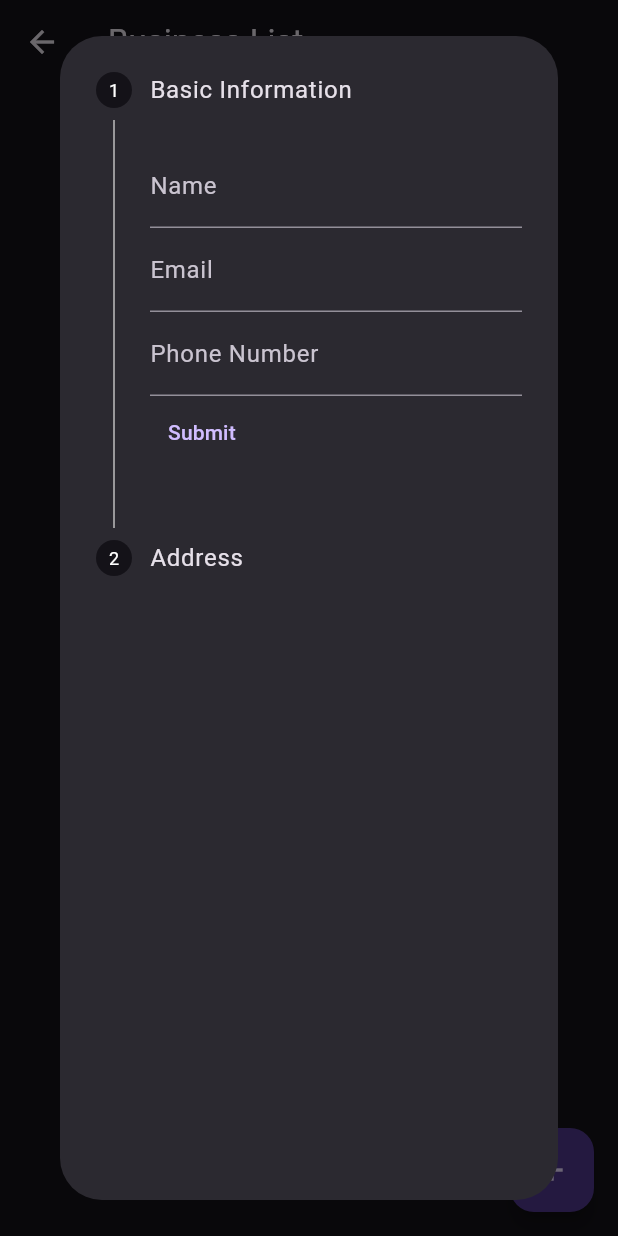
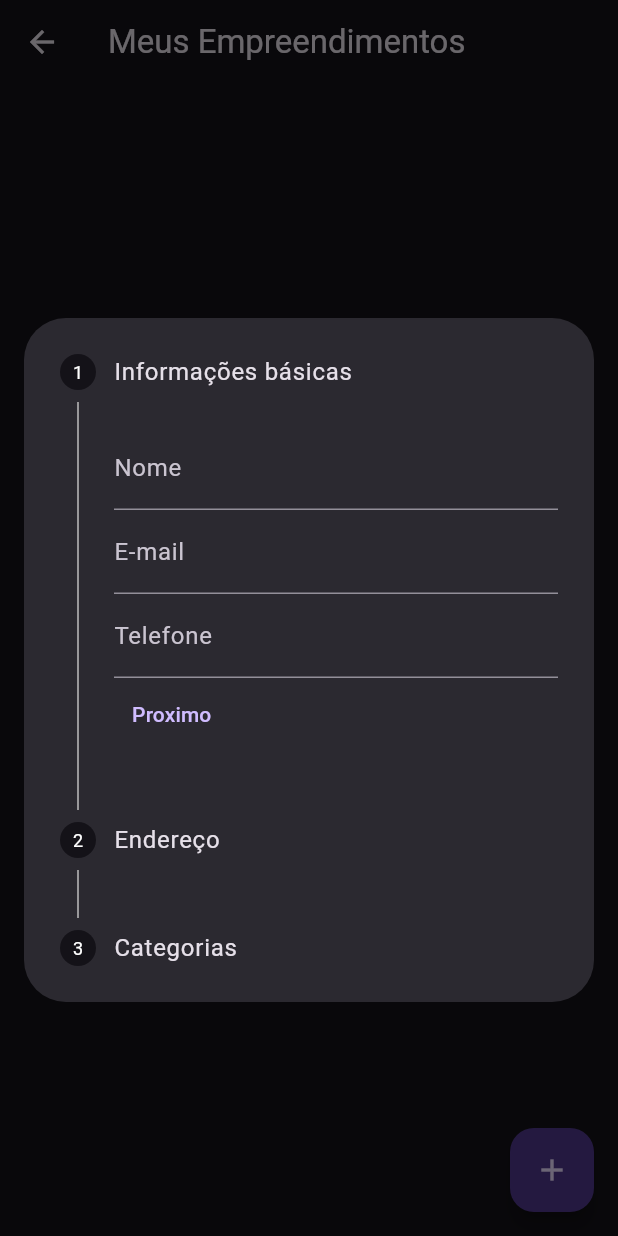
Before and after one commit to JoaoPauloUbaF/marba_project, a Flutter app: the BusinessListScreen screen opened by its route, after a tap on the "add" icon, on a phone screen of 412 x 824 dp. Run offline on Flutter 3.47's test engine with Material 3 defaults, Android fonts, the light colour scheme and no system bars; our stand-ins replace cloud_firestore, firebase_auth, firebase_core, flutter_masked_text2, flutter_riverpod, freezed_annotation and 3 more; missing offline and left inert: firebase_ui_auth, firebase_ui_localizations; accounts and stored records are empty; generated files the repository leaves out were written again.

Commit message:
feat: business creation stepper

```diff
--- a/lib/src/features/business_profile/presentation/business_list_screen.dart
+++ b/lib/src/features/business_profile/presentation/business_list_screen.dart
@@ -10,7 +10,7 @@ class BusinessListScreen extends ConsumerWidget {
   Widget build(BuildContext context, WidgetRef ref) {
     return Scaffold(
       appBar: AppBar(
-        title: const Text('Business List'),
+        title: const Text('Meus Empreendimentos'),
       ),
       body: ListView(
         children: [
@@ -23,7 +23,13 @@ class BusinessListScreen extends ConsumerWidget {
             context: context,
             builder: (context) {
               return Dialog(
-                child: AddBusinessStepperWidget(),
+                insetPadding: EdgeInsets.only(
+                  top: AppBar().preferredSize.height,
+                  left: 16,
+                  right: 16,
+                ),
+                child:
+                    AddBusinessStepperWidget(), //TODO: Business screen controller
               );
             },
           );
--- a/lib/src/features/business_profile/presentation/components/add_business_stepper_widget.dart
+++ b/lib/src/features/business_profile/presentation/components/add_business_stepper_widget.dart
@@ -1,9 +1,14 @@
 import 'package:flutter/material.dart';
+import 'package:flutter_masked_text2/flutter_masked_text2.dart';
 import 'package:project_marba/src/shared/models/business/business.dart';
 import 'package:project_marba/src/shared/models/address/address.dart';
 
+import 'business_category_cards_widget.dart';
+
 class AddBusinessStepperWidget extends StatefulWidget {
-  const AddBusinessStepperWidget({Key? key}) : super(key: key);
+  AddBusinessStepperWidget({Key? key, this.businessProfileController})
+      : super(key: key);
+  final businessProfileController;
 
   @override
   _AddBusinessStepperWidgetState createState() =>
@@ -20,6 +25,7 @@ class _AddBusinessStepperWidgetState extends State<AddBusinessStepperWidget> {
   late TextEditingController _cityController;
   late TextEditingController _stateController;
   late TextEditingController _zipCodeController;
+  late Set<BusinessCategory> _selectedCategories;
 
   int _currentStep = 0;
 
@@ -28,13 +34,14 @@ class _AddBusinessStepperWidgetState extends State<AddBusinessStepperWidget> {
     super.initState();
     _nameController = TextEditingController();
     _emailController = TextEditingController();
-    _phoneController = TextEditingController();
+    _phoneController = MaskedTextController(mask: '(00) 00000-0000');
     _streetController = TextEditingController();
-    _numberController = TextEditingController();
+    _numberController = MaskedTextController(mask: '00000');
     _neighborhoodController = TextEditingController();
     _cityController = TextEditingController();
     _stateController = TextEditingController();
-    _zipCodeController = TextEditingController();
+    _zipCodeController = MaskedTextController(mask: '00000-000');
+    _selectedCategories = {};
   }
 
   @override
@@ -66,7 +73,7 @@ class _AddBusinessStepperWidgetState extends State<AddBusinessStepperWidget> {
         zipCode: _zipCodeController.text,
       ),
       status: BusinessStatus.pending,
-      type: BusinessType.service,
+      category: {BusinessCategory.clothing, BusinessCategory.services},
       offersIds: {},
     );
 
@@ -75,31 +82,96 @@ class _AddBusinessStepperWidgetState extends State<AddBusinessStepperWidget> {
     Navigator.of(context).pop();
   }
 
+  List<Step> get steps {
+    return [
+      Step(
+        title: const Text('Informações básicas'),
+        content: Column(
+          children: [
+            TextFormField(
+              controller: _nameController,
+              decoration: const InputDecoration(labelText: 'Nome'),
+            ),
+            TextFormField(
+              controller: _emailController,
+              decoration: const InputDecoration(labelText: 'E-mail'),
+            ),
+            TextFormField(
+              controller: _phoneController,
+              decoration: const InputDecoration(labelText: 'Telefone'),
+            ),
+          ],
+        ),
+      ),
+      Step(
+        title: const Text('Endereço'),
+        content: Column(
+          children: [
+            TextFormField(
+              controller: _streetController,
+              decoration: const InputDecoration(labelText: 'Rua'),
+            ),
+            TextFormField(
+              controller: _numberController,
+              decoration: const InputDecoration(labelText: 'Número'),
+            ),
+            TextFormField(
+              controller: _neighborhoodController,
+              decoration: const InputDecoration(labelText: 'Bairro'),
+            ),
+            TextFormField(
+              controller: _cityController,
+              decoration: const InputDecoration(labelText: 'Cidade'),
+            ),
+            TextFormField(
+              controller: _stateController,
+              decoration: const InputDecoration(labelText: 'Estado'),
+            ),
+            TextFormField(
+              controller: _zipCodeController,
+              decoration: const InputDecoration(labelText: 'CEP'),
+            ),
+          ],
+        ),
+      ),
+      Step(
+        title: const Text('Categorias'),
+        content: BusinessCategoryCards(selectedCategories: _selectedCategories),
+      ),
+    ];
+  }
+
   @override
   Widget build(BuildContext context) {
-    return SizedBox(
-      height: MediaQuery.of(context).size.height,
-      width: MediaQuery.of(context).size.width,
-      child: Stepper(
+    return Stepper(
       type: StepperType.vertical,
       currentStep: _currentStep,
       controlsBuilder: (context, details) => Row(
         children: [
-            if (_currentStep > 0)
+          if (_currentStep < steps.length - 1)
+            TextButton(
+              onPressed: () {
+                setState(() {
+                  _currentStep += 1;
+                });
+              },
+              child: const Text('Proximo'),
+            ),
+          if (_currentStep > 0 && _currentStep < steps.length - 1)
             TextButton(
               onPressed: () {
                 setState(() {
                   _currentStep -= 1;
                 });
               },
-                child: const Text('Back'),
+              child: const Text('Voltar'),
             ),
-            if (_currentStep < 1)
+          if (_currentStep == steps.length - 1)
             TextButton(
               onPressed: () {
                 _submitForm();
               },
-                child: const Text('Submit'),
+              child: const Text('Salvar'),
             ),
         ],
       ),
@@ -120,61 +192,7 @@ class _AddBusinessStepperWidgetState extends State<AddBusinessStepperWidget> {
           _currentStep = index;
         });
       },
-        steps: [
-          Step(
-            title: Text('Basic Information'),
-            content: Column(
-              crossAxisAlignment: CrossAxisAlignment.start,
-              children: [
-                TextFormField(
-                  controller: _nameController,
-                  decoration: InputDecoration(labelText: 'Name'),
-                ),
-                TextFormField(
-                  controller: _emailController,
-                  decoration: InputDecoration(labelText: 'Email'),
-                ),
-                TextFormField(
-                  controller: _phoneController,
-                  decoration: InputDecoration(labelText: 'Phone Number'),
-                ),
-              ],
-            ),
-          ),
-          Step(
-            title: Text('Address'),
-            content: Column(
-              crossAxisAlignment: CrossAxisAlignment.start,
-              children: [
-                TextFormField(
-                  controller: _streetController,
-                  decoration: InputDecoration(labelText: 'Street'),
-                ),
-                TextFormField(
-                  controller: _numberController,
-                  decoration: InputDecoration(labelText: 'Number'),
-                ),
-                TextFormField(
-                  controller: _neighborhoodController,
-                  decoration: InputDecoration(labelText: 'Neighborhood'),
-                ),
-                TextFormField(
-                  controller: _cityController,
-                  decoration: InputDecoration(labelText: 'City'),
-                ),
-                TextFormField(
-                  controller: _stateController,
-                  decoration: InputDecoration(labelText: 'State'),
-                ),
-                TextFormField(
-                  controller: _zipCodeController,
-                  decoration: InputDecoration(labelText: 'Zip Code'),
-                ),
-              ],
-            ),
-          ),
-        ],
-      ),
+      steps: steps,
     );
   }
 }
--- /dev/null
+++ b/lib/src/features/business_profile/presentation/components/business_category_cards_widget.dart
@@ -0,0 +1,64 @@
+import 'package:flutter/material.dart';
+import '../../../../shared/models/business/business.dart';
+
+class BusinessCategoryCards extends StatefulWidget {
+  late Set<BusinessCategory> selectedCategories;
+
+  BusinessCategoryCards({required this.selectedCategories});
+
+  @override
+  _BusinessCategoryCardsState createState() => _BusinessCategoryCardsState();
+}
+
+class _BusinessCategoryCardsState extends State<BusinessCategoryCards> {
+  // Mapa de traduções
+  Map<String, String> translations = {
+    'aesthetics': 'Estética',
+    'entertainment': 'Entretenimento',
+    'cooking': 'Culinária',
+    'transport': 'Transporte',
+    'food': 'Alimentos',
+    'clothing': 'Vestuário',
+    'electronics': 'Eletrônicos',
+    'services': 'Serviços',
+  };
+
+  // Função para capitalizar a primeira letra
+  String capitalize(String s) => s[0].toUpperCase() + s.substring(1);
+
+  @override
+  Widget build(BuildContext context) {
+    return Wrap(
+      spacing: 8.0, // gap between adjacent chips
+      runSpacing: 4.0, // gap between lines
+      children: BusinessCategory.values.map((category) {
+        bool isSelected = widget.selectedCategories.contains(category);
+        String categoryName = category.toString().split('.').last;
+        // Traduzir e capitalizar a categoria
+        String translatedCategory = translations[categoryName] ?? categoryName;
+        translatedCategory = capitalize(translatedCategory);
+        return GestureDetector(
+          onTap: () {
+            setState(() {
+              if (isSelected) {
+                widget.selectedCategories.remove(category);
+              } else {
+                widget.selectedCategories.add(category);
+              }
+            });
+          },
+          child: Card(
+            color: isSelected ? Colors.blue : null,
+            child: Padding(
+              padding: const EdgeInsets.all(8.0),
+              child: Text(
+                translatedCategory,
+                style: const TextStyle(fontSize: 12),
+              ),
+            ),
+          ),
+        );
+      }).toList(),
+    );
+  }
+}
--- a/lib/src/features/feed/presentation/screens/home_screen.dart
+++ b/lib/src/features/feed/presentation/screens/home_screen.dart
@@ -1,5 +1,4 @@
 import 'package:firebase_auth/firebase_auth.dart';
-import 'package:firebase_core/firebase_core.dart';
 import 'package:flutter/material.dart';
 import 'package:project_marba/src/features/darkmode/presentation/components/theme_switch_widget.dart';
 
--- a/lib/src/features/user_profile/data/user_firestore_profile_data_provider.dart
+++ b/lib/src/features/user_profile/data/user_firestore_profile_data_provider.dart
@@ -2,7 +2,7 @@ import 'package:cloud_firestore/cloud_firestore.dart';
 import 'package:firebase_auth/firebase_auth.dart';
 import 'package:project_marba/src/features/user_profile/data/user_profile_data_repository.dart';
 import 'package:project_marba/src/shared/models/address/address.dart';
-import 'package:project_marba/src/shared/models/user/user.dart';
+import 'package:project_marba/src/shared/models/user/user_model.dart';
 import 'package:flutter_riverpod/flutter_riverpod.dart';
 
 final firestoreProfileDataProvider = Provider<ProfileDataRepository>((ref) {
@@ -61,6 +61,7 @@ class FirestoreProfileDataRepository implements ProfileDataRepository {
         displayName: data['displayName'],
         phoneNumber: data['phoneNumber'],
         address: Address.fromJson(data['address']),
+        isBusinessOwner: false,
       );
     } else {
       return null;
--- a/lib/src/features/user_profile/data/user_profile_data_repository.dart
+++ b/lib/src/features/user_profile/data/user_profile_data_repository.dart
@@ -1,5 +1,5 @@
 import 'package:cloud_firestore/cloud_firestore.dart';
-import 'package:project_marba/src/shared/models/user/user.dart';
+import 'package:project_marba/src/shared/models/user/user_model.dart';
 
 abstract class ProfileDataRepository {
   Future<DocumentSnapshot?> createProfile({
--- a/lib/src/shared/models/business/business.dart
+++ b/lib/src/shared/models/business/business.dart
@@ -13,7 +13,7 @@ class Business with _$Business {
     required String phoneNumber,
     required Address address,
     required BusinessStatus status,
-    required BusinessType type,
+    required Set<BusinessCategory> category,
     required Set<String> offersIds,
   }) = _Business;
 
@@ -30,7 +30,13 @@ enum BusinessStatus {
   deleted,
 }
 
-enum BusinessType {
-  service,
-  commerce,
+enum BusinessCategory {
+  aesthetics,
+  entertainment,
+  cooking,
+  transport,
+  food,
+  clothing,
+  electronics,
+  services,
 }
--- a/lib/src/shared/models/user/user.dart
+++ b/lib/src/shared/models/user/user_model.dart
@@ -2,8 +2,8 @@ import 'package:freezed_annotation/freezed_annotation.dart';
 import 'package:project_marba/src/shared/models/address/address.dart';
 import 'package:uuid/uuid.dart';
 
-part 'user.freezed.dart';
-part 'user.g.dart';
+part 'user_model.freezed.dart';
+part 'user_model.g.dart';
 
 @Freezed()
 class UserModel with _$UserModel {
@@ -13,7 +13,9 @@ class UserModel with _$UserModel {
     required String email,
     required String phoneNumber,
     required Address address,
-  }) = _User;
+    required bool isBusinessOwner,
+    Set<String>? ownedBusinessIds,
+  }) = _UserModel;
 
   factory UserModel.fromJson(Map<String, dynamic> json) =>
       _$UserModelFromJson(json);
```
Also changed, not shown: lib/src/shared/models/business/business.freezed.dart, lib/src/shared/models/business/business.g.dart, lib/src/shared/models/user/user_model.freezed.dart, lib/src/shared/models/user/user_model.g.dart, 1 other file. Lines whose indentation alone changed are shown as unchanged.
